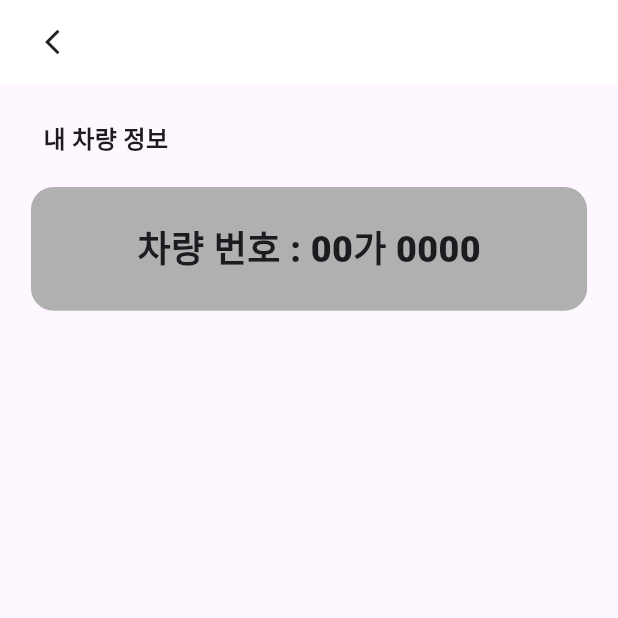
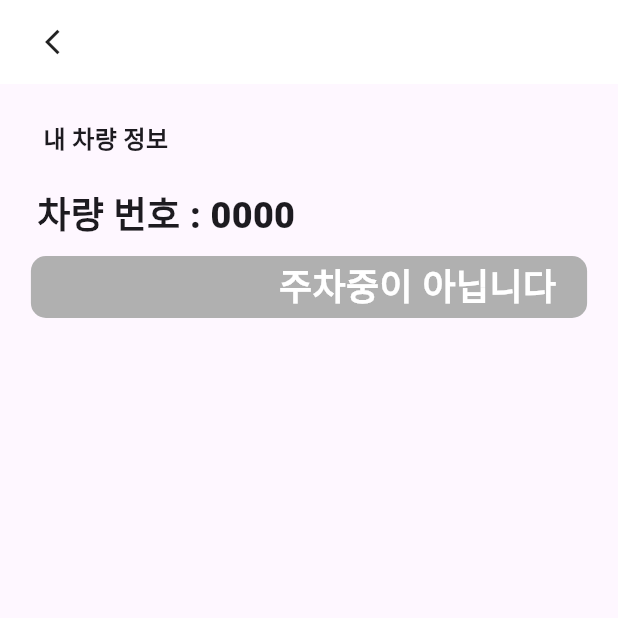
Before and after one commit to hyeonjoonpark/ORAI_IOT_APP, a Flutter app: the MyCarWidget screen opened directly, on a phone screen of 412 x 824 dp, the top half of it. Run offline on Flutter 3.47's test engine with Material 3 defaults, Android fonts, the phone set to English and light mode, and no system bars; our stand-ins replace flutter_map, flutter_screenutil, geolocator, get, latlong2.

```diff
--- a/lib/ui/components/my_car.dart
+++ b/lib/ui/components/my_car.dart
@@ -1,5 +1,6 @@
 import 'package:flutter/cupertino.dart';
 import 'package:flutter/material.dart';
+import 'package:flutter/widgets.dart';
 import 'package:flutter_screenutil/flutter_screenutil.dart';
 import 'package:orai/ui/components/nav_bar.dart';
 
@@ -11,6 +12,7 @@ class MyCarWidget extends StatefulWidget {
 }
 
 class _MyCarWidgetState extends State<MyCarWidget> {
+  bool isEntry = false;
   @override
   Widget build(BuildContext context) {
     return ScreenUtilInit(
@@ -32,31 +34,43 @@ class _MyCarWidgetState extends State<MyCarWidget> {
               ),
               const SizedBox(height: 20),
               Container(
+                alignment: Alignment.centerLeft,
+                margin: EdgeInsets.only(left: 0.06.sw),
+                child: const Text(
+                  "차량 번호 : 0000",
+                  style: TextStyle(
+                    fontSize: 24,
+                    fontWeight: FontWeight.w900,
+                  ),
+                ),
+              ),
+              const SizedBox(
+                height: 10,
+              ),
+              Container(
                 width: 0.9.sw,
-                height: 0.1.sh,
+                height: 0.05.sh,
                 alignment: Alignment.centerLeft,
-                decoration: const BoxDecoration(
-                  color: Color.fromARGB(255, 176, 176, 176),
-                  borderRadius: BorderRadius.all(Radius.circular(15)),
+                decoration: BoxDecoration(
+                  // isEntry 값에 따라 색깔이 바뀜
+                  // true -> red
+                  // false -> grey
+                  color: isEntry
+                      ? Colors.redAccent
+                      : Color.fromARGB(255, 176, 176, 176),
+                  borderRadius: BorderRadius.all(Radius.circular(10)),
                 ),
-                child: const Row(
-                  mainAxisAlignment: MainAxisAlignment.center,
-                  children: [
-                    Text(
-                      "차량 번호 : ",
-                      style: TextStyle(
-                        fontSize: 24,
-                        fontWeight: FontWeight.w900,
-                      ),
+                child: Container(
+                  margin: EdgeInsets.only(right: 0.05.sw),
+                  alignment: Alignment.centerRight,
+                  child: Text(
+                    isEntry ? "원" : "주차중이 아닙니다",
+                    style: const TextStyle(
+                      fontSize: 24,
+                      color: Colors.white,
+                      fontWeight: FontWeight.w900,
                     ),
-                    Text(
-                      "00가 0000",
-                      style: TextStyle(
-                        fontSize: 24,
-                        fontWeight: FontWeight.w900,
-                      ),
-                    )
-                  ],
+                  ),
                 ),
               ),
             ],
--- a/lib/ui/components/parking_lot_widget.dart
+++ b/lib/ui/components/parking_lot_widget.dart
@@ -92,7 +92,7 @@ class _ParkingLotWidgetState extends State<ParkingLotWidget> {
                                 borderRadius: BorderRadius.circular(10),
                               ),
                               backgroundColor: isReservation
-                                  ? Colors.red
+                                  ? Color(0xffffb6c1)
                                   : selectedRow == rowIndex &&
                                           selectedCol == colIndex
                                       ? const Color(0xffBAC9FF)
```
